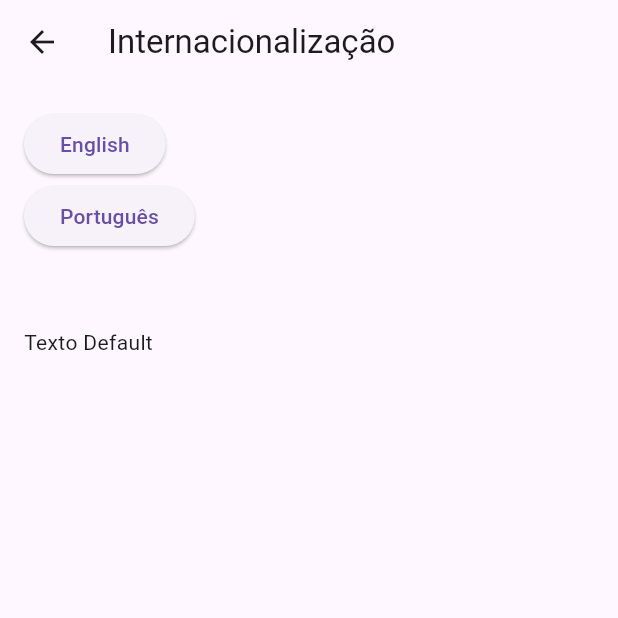
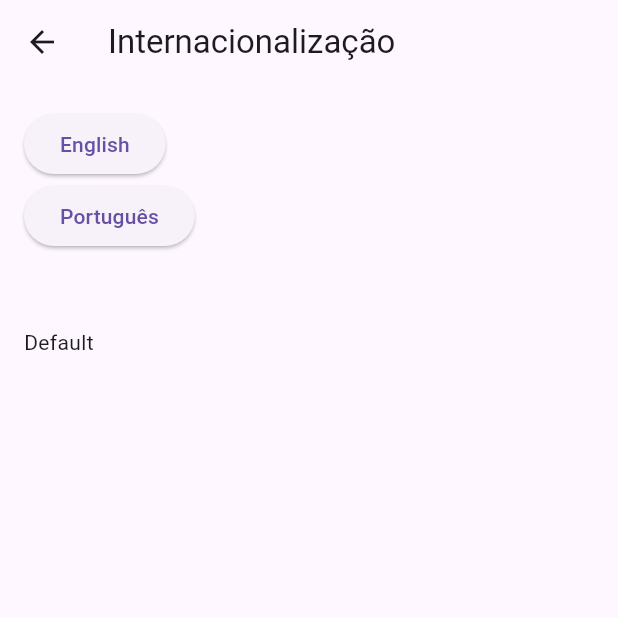
Before and after one commit to lucasmargui/flutter-concepts, a Flutter app: the InternacionalizacaoPage screen opened by its route, on a phone screen of 412 x 824 dp, the top half of it. Run offline on Flutter 3.47's test engine with Material 3 defaults, Android fonts, the phone set to English and light mode, and no system bars; our stand-ins replace flutter_colorpicker, flutter_localization, shared_preferences; accounts and stored records are empty.

```diff
--- a/lib/internacionalizacao/appLocale.dart
+++ b/lib/internacionalizacao/appLocale.dart
@@ -19,6 +19,6 @@ mixin AppLocale {
     option2: 'Opção 2',
     option3: 'Opção 3'
   };
-  static const Map<String, dynamic> KM = {title: 'ការធ្វើមូលដ្ឋានីយកម្ម'};
+
   static const Map<String, dynamic> JA = {title: 'ローカリゼーション'};
 }
--- a/lib/internacionalizacao/internacionalizacao_page.dart
+++ b/lib/internacionalizacao/internacionalizacao_page.dart
@@ -15,7 +15,7 @@ class InternacionalizacaoPage extends StatefulWidget {
 }
 
 class _InternacionalizacaoPageState extends State<InternacionalizacaoPage> {
-  String bodytext = 'Texto Default';
+  String bodytext = 'Default';
 
   @override
   Widget build(BuildContext context) {
--- a/lib/main.dart
+++ b/lib/main.dart
@@ -37,7 +37,6 @@ class _MyAppState extends State<MyApp> {
     localization.init(
       mapLocales: [
         const MapLocale('en', AppLocale.EN),
-        const MapLocale('km', AppLocale.KM),
         const MapLocale('ja', AppLocale.JA),
         const MapLocale('br', AppLocale.BR),
       ],
```
